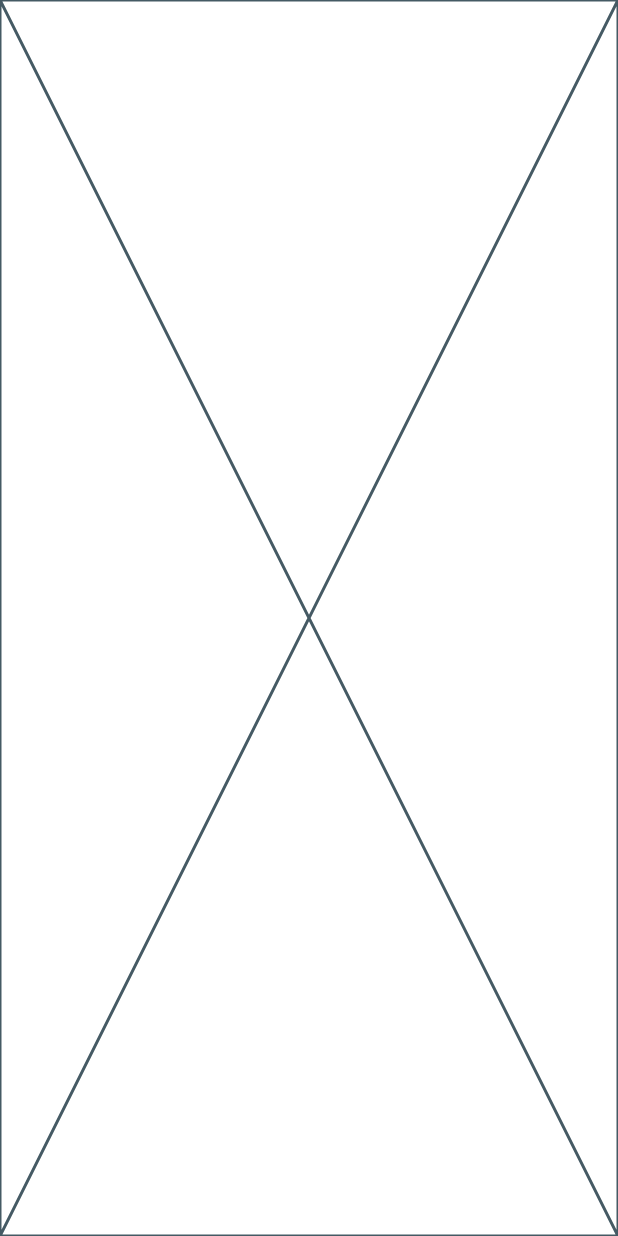
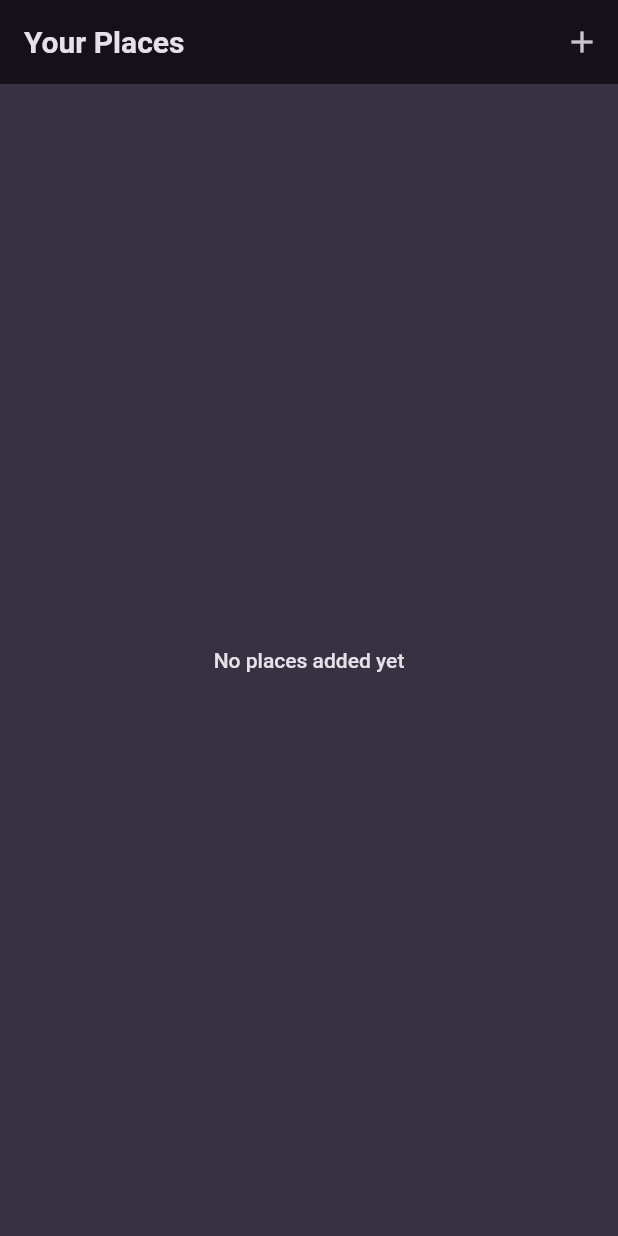
Before and after one commit to MarkMeme/favorite_places_app, a Flutter app: the screen it shows after launch, on a phone screen of 412 x 824 dp. Run offline on Flutter 3.47's test engine with Material 2 defaults, Android fonts, the phone set to English and light mode, and no system bars; our stand-ins replace flutter_riverpod, google_fonts.

Commit message:
first part

```diff
--- a/lib/main.dart
+++ b/lib/main.dart
@@ -1,6 +1,8 @@
 import 'package:flutter/material.dart';
-import 'package:favorite_places_app/screens/main_screen.dart';
+import 'package:flutter_riverpod/flutter_riverpod.dart';
 import 'package:google_fonts/google_fonts.dart';
+
+import 'package:favorite_places/screens/places.dart';
 
 final colorScheme = ColorScheme.fromSeed(
   brightness: Brightness.dark,
@@ -27,19 +29,19 @@ final theme = ThemeData().copyWith(
 
 void main() {
   runApp(
-    const MyApp(),
+    const ProviderScope(child: MyApp()),
   );
 }
 
 class MyApp extends StatelessWidget {
-  const MyApp({Key? key}) : super(key: key);
+  const MyApp({super.key});
 
   @override
   Widget build(BuildContext context) {
     return MaterialApp(
       title: 'Great Places',
       theme: theme,
-      home: const MainScreen(),
+      home: const PlacesScreen(),
     );
   }
 }
--- /dev/null
+++ b/lib/models/place.dart
@@ -0,0 +1,10 @@
+import 'package:uuid/uuid.dart';
+
+const uuid = Uuid();
+
+class Place {
+  Place({required this.title}) : id = uuid.v4();
+
+  final String id;
+  final String title;
+}
--- /dev/null
+++ b/lib/providers/user_places.dart
@@ -0,0 +1,17 @@
+import 'package:flutter_riverpod/flutter_riverpod.dart';
+
+import 'package:favorite_places/models/place.dart';
+
+class UserPlacesNotifier extends StateNotifier<List<Place>> {
+  UserPlacesNotifier() : super(const []);
+
+  void addPlace(String title) {
+    final newPlace = Place(title: title);
+    state = [newPlace, ...state];
+  }
+}
+
+final userPlacesProvider =
+    StateNotifierProvider<UserPlacesNotifier, List<Place>>(
+  (ref) => UserPlacesNotifier(),
+);
--- /dev/null
+++ b/lib/screens/places.dart
@@ -0,0 +1,36 @@
+import 'package:flutter/material.dart';
+import 'package:flutter_riverpod/flutter_riverpod.dart';
+
+import 'package:favorite_places/screens/add_place.dart';
+import 'package:favorite_places/widgets/places_list.dart';
+import 'package:favorite_places/providers/user_places.dart';
+
+class PlacesScreen extends ConsumerWidget {
+  const PlacesScreen({super.key});
+
+  @override
+  Widget build(BuildContext context, WidgetRef ref) {
+    final userPlaces = ref.watch(userPlacesProvider);
+
+    return Scaffold(
+      appBar: AppBar(
+        title: const Text('Your Places'),
+        actions: [
+          IconButton(
+            icon: const Icon(Icons.add),
+            onPressed: () {
+              Navigator.of(context).push(
+                MaterialPageRoute(
+                  builder: (ctx) => const AddPlaceScreen(),
+                ),
+              );
+            },
+          ),
+        ],
+      ),
+      body: PlacesList(
+        places: userPlaces,
+      ),
+    );
+  }
+}
--- /dev/null
+++ b/lib/widgets/places_list.dart
@@ -0,0 +1,43 @@
+import 'package:favorite_places/screens/place_detail.dart';
+import 'package:flutter/material.dart';
+
+import 'package:favorite_places/models/place.dart';
+
+class PlacesList extends StatelessWidget {
+  const PlacesList({super.key, required this.places});
+
+  final List<Place> places;
+
+  @override
+  Widget build(BuildContext context) {
+    if (places.isEmpty) {
+      return Center(
+        child: Text(
+          'No places added yet',
+          style: Theme.of(context).textTheme.bodyLarge!.copyWith(
+                color: Theme.of(context).colorScheme.onBackground,
+              ),
+        ),
+      );
+    }
+
+    return ListView.builder(
+      itemCount: places.length,
+      itemBuilder: (ctx, index) => ListTile(
+        title: Text(
+          places[index].title,
+          style: Theme.of(context).textTheme.titleMedium!.copyWith(
+                color: Theme.of(context).colorScheme.onBackground,
+              ),
+        ),
+        onTap: () {
+          Navigator.of(context).push(
+            MaterialPageRoute(
+              builder: (ctx) => PlaceDetailScreen(place: places[index]),
+            ),
+          );
+        },
+      ),
+    );
+  }
+}
```
Also changed, not shown: lib/screens/add_place.dart (added, +64 -0 lines), lib/screens/place_detail.dart (added, +26 -0 lines), pubspec.yaml (+5 -3 lines), pubspec.lock.
